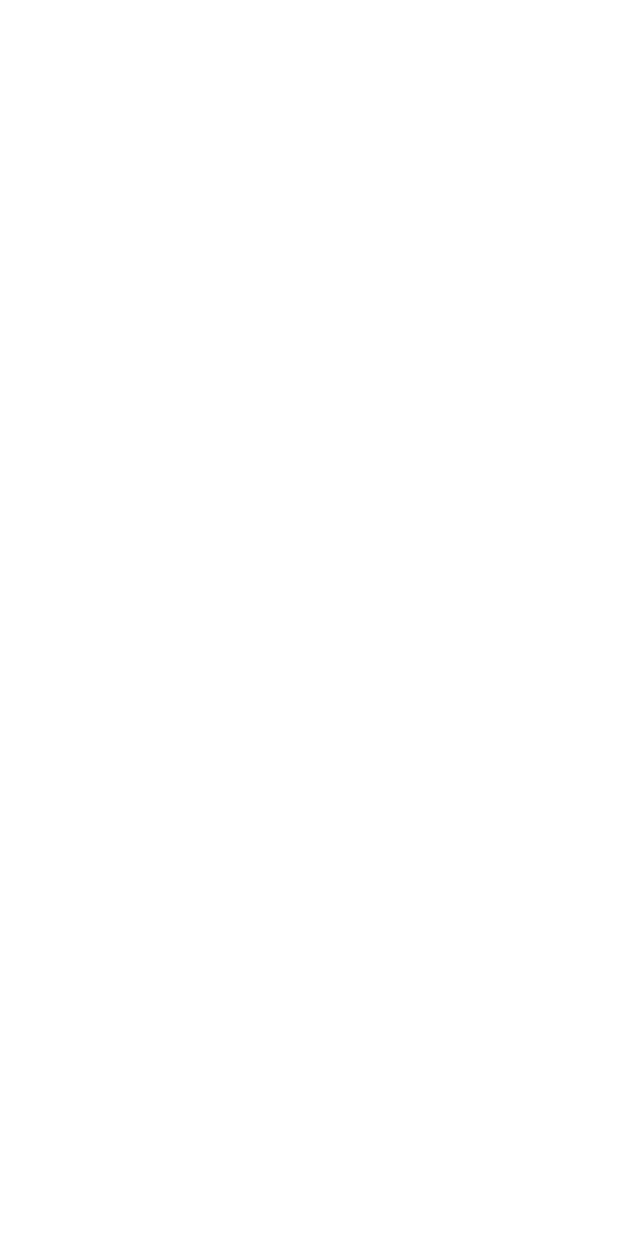
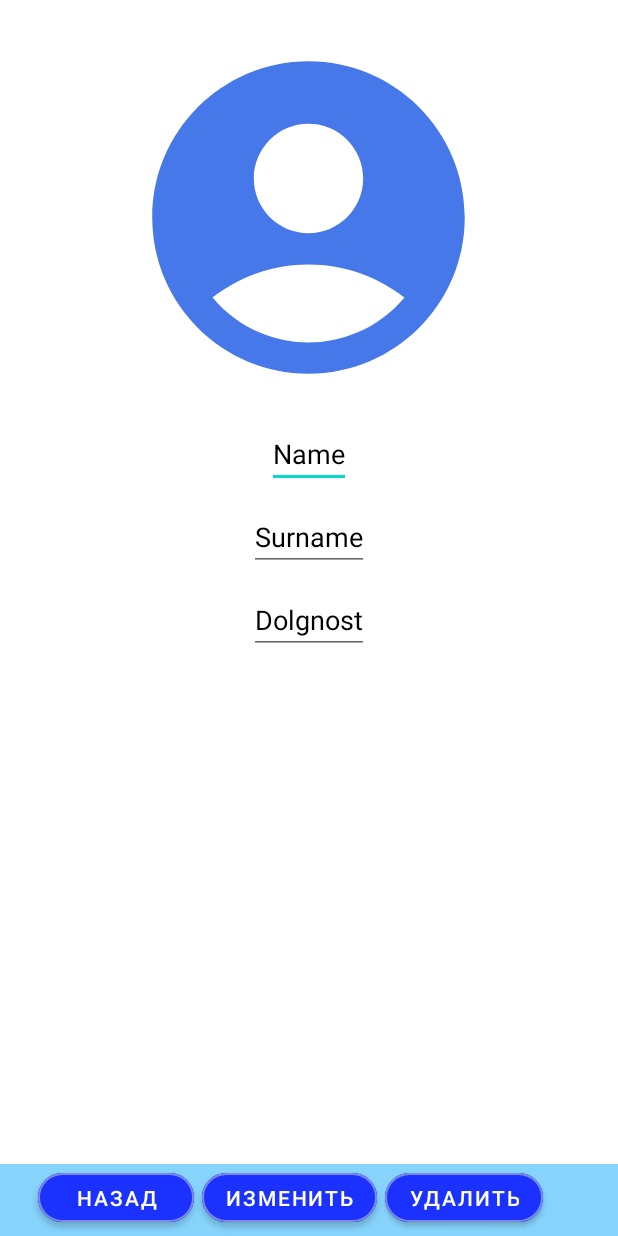
Before and after one commit to Nastakim951230/Sotrydniki, an Android app: the Update screen opened directly, with no data from a screen before it, on a phone screen of 412 x 824 dp. Before the commit the screen is empty. Run offline under Robolectric (Android 15) with nearby library versions, the phone set to English and light mode, and no system bars; 4 statements that could not run were skipped.

```diff
--- /dev/null
+++ b/app/src/main/res/drawable/ic_baseline_account_circle_24.xml
@@ -0,0 +1,5 @@
+<vector android:height="250dp" android:tint="#4778EA"
+    android:viewportHeight="24" android:viewportWidth="24"
+    android:width="250dp" xmlns:android="http://schemas.android.com/apk/res/android">
+    <path android:fillColor="@android:color/white" android:pathData="M12,2C6.48,2 2,6.48 2,12s4.48,10 10,10s10,-4.48 10,-10S17.52,2 12,2zM12,6c1.93,0 3.5,1.57 3.5,3.5S13.93,13 12,13s-3.5,-1.57 -3.5,-3.5S10.07,6 12,6zM12,20c-2.03,0 -4.43,-0.82 -6.14,-2.88C7.55,15.8 9.68,15 12,15s4.45,0.8 6.14,2.12C16.43,19.18 14.03,20 12,20z"/>
+</vector>
--- a/app/src/main/res/layout/activity_update.xml
+++ b/app/src/main/res/layout/activity_update.xml
@@ -1,9 +1,113 @@
 <?xml version="1.0" encoding="utf-8"?>
-<androidx.constraintlayout.widget.ConstraintLayout xmlns:android="http://schemas.android.com/apk/res/android"
+<RelativeLayout xmlns:android="http://schemas.android.com/apk/res/android"
     xmlns:app="http://schemas.android.com/apk/res-auto"
     xmlns:tools="http://schemas.android.com/tools"
     android:layout_width="match_parent"
     android:layout_height="match_parent"
+    android:onClick="onClickChooseImage"
     tools:context=".Update">
 
-</androidx.constraintlayout.widget.ConstraintLayout>
+    <ImageButton
+        android:id="@+id/ImagBD"
+        android:layout_width="250dp"
+        android:layout_height="250dp"
+        android:layout_centerHorizontal="true"
+        android:layout_marginTop="20dp"
+        android:background="@color/white"
+        android:src="@drawable/ic_baseline_account_circle_24" />
+
+    <EditText
+        android:id="@+id/UpdataName"
+        android:layout_width="wrap_content"
+        android:layout_height="wrap_content"
+        android:layout_below="@+id/ImagBD"
+        android:layout_centerHorizontal="true"
+        android:layout_marginTop="10dp"
+        android:text="Name"
+        android:textColor="@color/black" />
+
+    <EditText
+        android:id="@+id/UpdataSurname"
+        android:layout_width="wrap_content"
+        android:layout_height="wrap_content"
+        android:layout_below="@+id/UpdataName"
+        android:layout_centerHorizontal="true"
+        android:layout_marginTop="10dp"
+        android:text="Surname"
+        android:textColor="@color/black" />
+
+    <EditText
+        android:id="@+id/UpdataDolgnost"
+        android:layout_width="wrap_content"
+        android:layout_height="wrap_content"
+        android:layout_below="@+id/UpdataSurname"
+        android:layout_centerHorizontal="true"
+        android:layout_marginTop="10dp"
+        android:text="Dolgnost"
+        android:textColor="@color/black" />
+
+    <LinearLayout
+        android:id="@+id/Niz"
+        android:layout_width="match_parent"
+        android:layout_height="50dp"
+        android:layout_alignParentBottom="true"
+        android:layout_centerInParent="true"
+        android:layout_marginBottom="-2dp"
+        android:background="@color/purple_200"
+        android:orientation="horizontal"
+        app:layout_constraintBottom_toBottomOf="parent">
+
+        <Button
+            android:id="@+id/Nazad"
+            android:layout_width="104dp"
+            android:layout_height="wrap_content"
+            android:layout_centerInParent="true"
+            android:layout_marginHorizontal="45dp"
+            android:layout_marginStart="25dp"
+            android:layout_marginBottom="5dp"
+            android:backgroundTint="@color/zadni"
+            android:onClick="onClickNAZAD"
+            android:text="Назад"
+            android:textColor="@color/white"
+            app:cornerRadius="25dp"
+            app:strokeColor="#7D8BE4"
+            app:strokeWidth="1dp" />
+
+        <Button
+            android:id="@+id/UpdateDATA"
+            android:layout_width="wrap_content"
+            android:layout_height="wrap_content"
+            android:layout_centerInParent="true"
+            android:layout_marginHorizontal="45dp"
+            android:layout_marginStart="5dp"
+            android:layout_marginEnd="5dp"
+            android:layout_marginBottom="5dp"
+            android:backgroundTint="@color/zadni"
+            android:minHeight="48dp"
+            android:onClick="onClickUpdate"
+            android:text="Изменить"
+            android:textColor="@color/white"
+            app:cornerRadius="25dp"
+            app:strokeColor="#7D8BE4"
+            app:strokeWidth="1dp" />
+
+        <Button
+            android:id="@+id/DeletData"
+            android:layout_width="wrap_content"
+            android:layout_height="wrap_content"
+            android:layout_centerInParent="true"
+            android:layout_marginHorizontal="45dp"
+
+            android:layout_marginEnd="15dp"
+            android:layout_marginBottom="5dp"
+            android:backgroundTint="@color/zadni"
+            android:minHeight="48dp"
+            android:onClick="onClickDelet"
+            android:text="Удалить"
+            android:textColor="@color/white"
+            app:cornerRadius="25dp"
+            app:strokeColor="#7D8BE4"
+            app:strokeWidth="1dp" />
+    </LinearLayout>
+
+</RelativeLayout>
```
Also changed, not shown: app/src/main/java/com/example/sotrydniki/Add.java (+13 -3 lines), app/src/main/java/com/example/sotrydniki/Update.java (+147 -0 lines).
